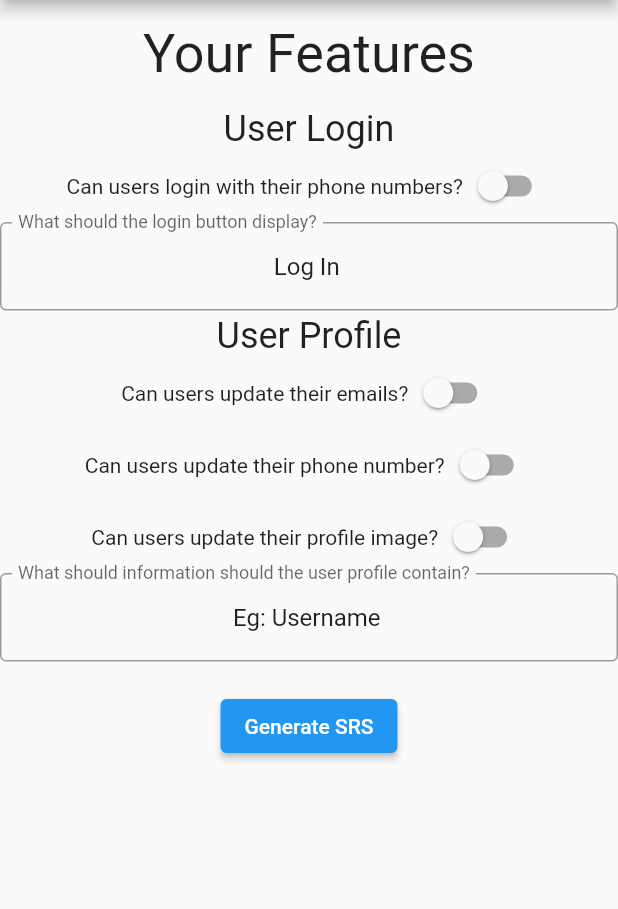
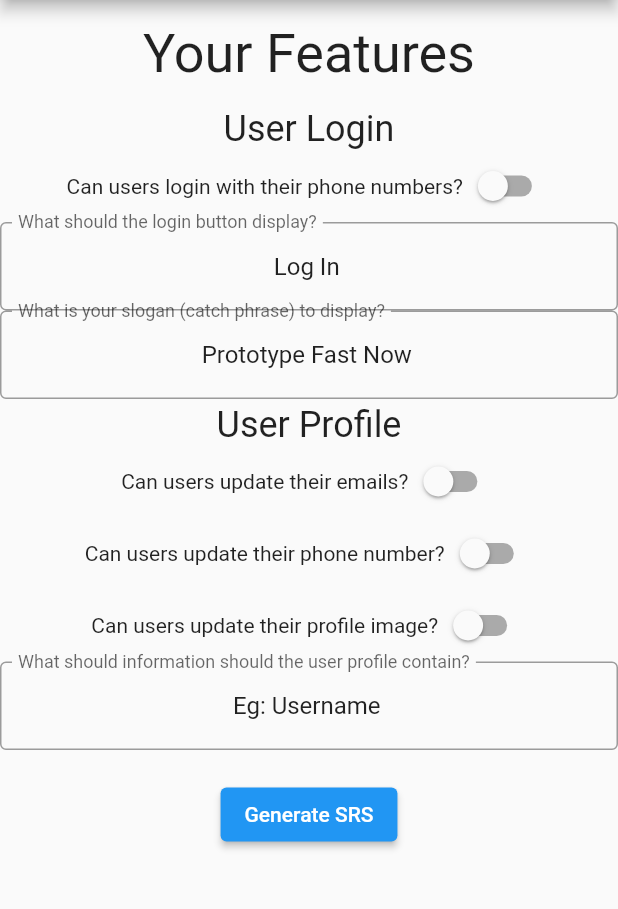
Before and after one commit to ElBatanony/ProtoFast, a Flutter app: the screen it shows after launch, on a phone screen of 412 x 824 dp, the part 84-993 px from its top. Run offline on Flutter 3.47's test engine with Material 2 defaults, Android fonts, the phone set to English and light mode, and no system bars.

Commit message:
Add slogan (catch phrase) config to user login feature

```diff
--- a/lib/features/user_login.dart
+++ b/lib/features/user_login.dart
@@ -1,4 +1,3 @@
-import 'package:flutter/material.dart';
 import 'package:protofast/configurations/bool_configuration.dart';
 import 'package:protofast/configurations/string_configuration.dart';
 import 'package:protofast/models/feature.dart';
@@ -11,5 +10,7 @@ class UserLogin extends Feature {
           BoolConfiguration('Can users login with their phone numbers?', false),
           StringConfiguration(
               'What should the login button display?', 'Log In'),
+          StringConfiguration('What is your slogan (catch phrase) to display?',
+              'Prototype Fast Now')
         ]);
 }
```
